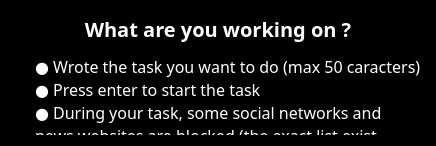
Old version of the form boxtime/views/protipswidget.ui in the repository jdauphant/boxtime.
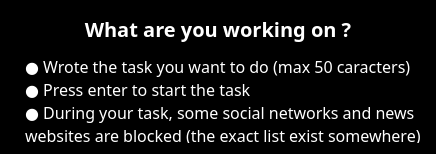
New version of the form.

Commit message: Correct protips UI for MacOS X

```diff
--- a/boxtime/views/protipswidget.ui
+++ b/boxtime/views/protipswidget.ui
@@ -7,7 +7,7 @@
     <x>0</x>
     <y>0</y>
     <width>436</width>
-    <height>146</height>
+    <height>154</height>
    </rect>
   </property>
   <property name="sizePolicy">
@@ -461,7 +461,7 @@
 p, li { white-space: pre-wrap; }
 &lt;/style&gt;&lt;/head&gt;&lt;body style=&quot; font-family:'Nexa Light'; font-size:10pt; font-weight:400; font-style:normal;&quot; bgcolor=&quot;#000000&quot;&gt;
 &lt;p align=&quot;center&quot; style=&quot; margin-top:12px; margin-bottom:12px; margin-left:0px; margin-right:0px; -qt-block-indent:0; text-indent:0px;&quot;&gt;&lt;span style=&quot; font-family:'Nexa'; font-size:x-large; font-weight:600; color:#ffffff;&quot;&gt;What are you working on ?&lt;/span&gt;&lt;/p&gt;
-&lt;p style=&quot; margin-top:12px; margin-bottom:12px; margin-left:20px; margin-right:0px; -qt-block-indent:0; text-indent:0px;&quot;&gt;&lt;span style=&quot; font-family:'Nexa'; font-size:large; color:#ffffff;&quot;&gt;● Wrote the task you want to do (max 50 caracters)&lt;br /&gt;● Press enter to start the task&lt;br /&gt;● During your task, some social networks and news websites are blocked (the exact list exist somewhere)&lt;br /&gt;&lt;/span&gt;&lt;/p&gt;&lt;/body&gt;&lt;/html&gt;</string>
+&lt;p style=&quot; margin-top:12px; margin-bottom:12px; margin-left:10px; margin-right:0px; -qt-block-indent:0; text-indent:0px;&quot;&gt;&lt;span style=&quot; font-family:'Nexa'; font-size:large; color:#ffffff;&quot;&gt;● Wrote the task you want to do (max 50 caracters)&lt;br /&gt;● Press enter to start the task&lt;br /&gt;● During your task, some social networks and news websites are blocked (the exact list exist somewhere)&lt;br /&gt;&lt;/span&gt;&lt;/p&gt;&lt;/body&gt;&lt;/html&gt;</string>
      </property>
      <property name="acceptRichText">
       <bool>false</bool>
```
The commit also changes 1 other file.
